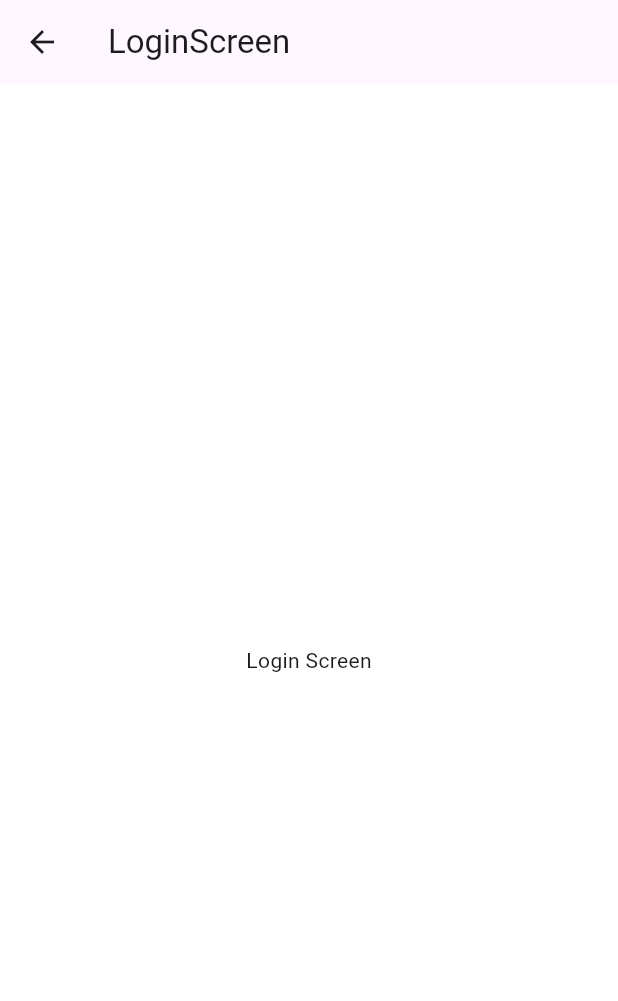
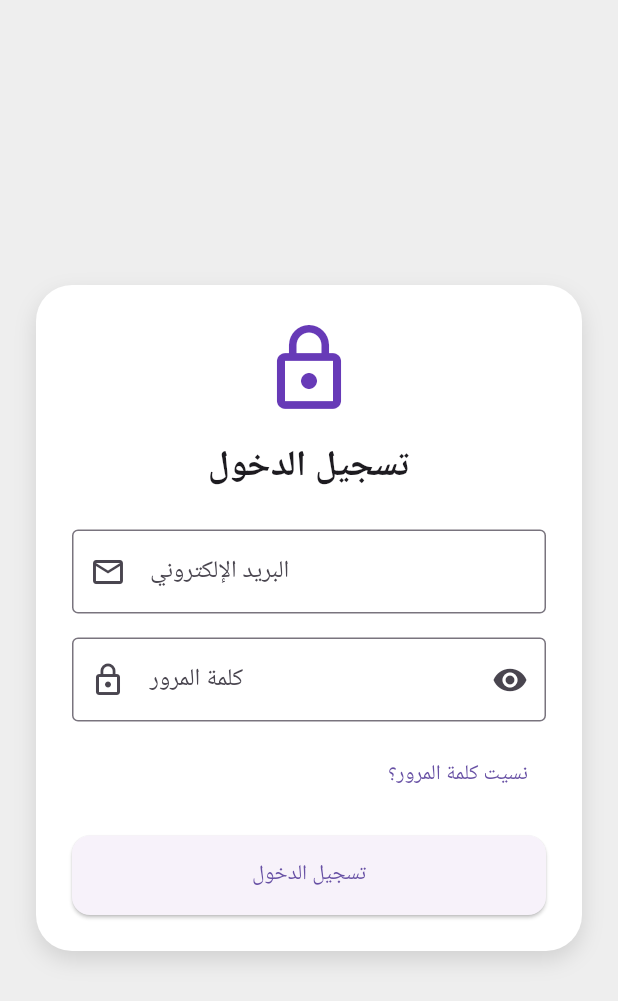
Before and after one commit to Mohamed-Yahiaa/ecommerce_app_v3, a Flutter app: the LoginScreen screen opened directly, on a phone screen of 412 x 824 dp. Shown: the top 1001 px of the screen. Run offline on Flutter 3.47's test engine with Material 3 defaults, Android fonts, the phone set to English and light mode, and no system bars; our stand-ins replace flutter_bloc, flutter_screenutil; project files that could hold a hidden picture were left out.

Commit message:
just save

```diff
--- a/lib/core/routing/app_router.dart
+++ b/lib/core/routing/app_router.dart
@@ -1,6 +1,6 @@
 //باحط فيه كل ال جينيريت راوت اللى انا عايزها
-import 'package:ecommerce_app/features/login/ui/login_screen.dart';
-import 'package:ecommerce_app/features/onboarding/onboarding_screen.dart';
+import 'package:ecommerce_app/features/auth/presentation/screens/login_screen.dart';
+import 'package:ecommerce_app/features/onboarding/presentation/screens/onboarding_screen.dart';
 import 'package:flutter/material.dart';
 import 'package:ecommerce_app/core/routing/routes.dart';
 
--- a/lib/core/theming/styles.dart
+++ b/lib/core/theming/styles.dart
@@ -39,6 +39,12 @@ class TextStyles {
     fontFamily: extraBold,
     fontWeight: FontWeight.bold,
   );
+  static TextStyle font36BlackBold = TextStyle(
+    fontSize: 36.sp,
+    color: Colors.black,
+    fontFamily: bold,
+    fontWeight: FontWeight.bold,
+  );
 }
 //تسميات افضل
 /*class TextStyles {
--- a/lib/doc_app.dart
+++ b/lib/doc_app.dart
@@ -1,6 +1,6 @@
 import 'package:ecommerce_app/core/theming/colors.dart';
 import 'package:ecommerce_app/features/onboarding/data/onboarding_data.dart';
-import 'package:ecommerce_app/features/onboarding/onboarding_screen.dart';
+import 'package:ecommerce_app/features/onboarding/presentation/screens/onboarding_screen.dart';
 import 'package:flutter/material.dart';
 import 'package:flutter_bloc/flutter_bloc.dart';
 import 'package:flutter_screenutil/flutter_screenutil.dart';
--- /dev/null
+++ b/lib/features/auth/presentation/screens/login_screen.dart
@@ -0,0 +1,165 @@
+import 'package:flutter/material.dart';
+
+class LoginScreen extends StatefulWidget {
+  const LoginScreen({super.key});
+
+  @override
+  State<LoginScreen> createState() => _LoginPageState();
+}
+
+class _LoginPageState extends State<LoginScreen> {
+  final _formKey = GlobalKey<FormState>();
+  final _emailController = TextEditingController();
+  final _passwordController = TextEditingController();
+  bool _obscurePassword = true;
+
+  @override
+  void dispose() {
+    _emailController.dispose();
+    _passwordController.dispose();
+    super.dispose();
+  }
+
+  void _login() {
+    if (_formKey.currentState!.validate()) {
+      final email = _emailController.text;
+      final password = _passwordController.text;
+
+      // هنا تقدر تضيف منطق تسجيل الدخول الحقيقي
+      print('Email: $email');
+      print('Password: $password');
+
+      ScaffoldMessenger.of(context).showSnackBar(
+        const SnackBar(content: Text("تم تسجيل الدخول بنجاح")),
+      );
+    }
+  }
+
+  @override
+  Widget build(BuildContext context) {
+    final size = MediaQuery.of(context).size;
+
+    return Scaffold(
+      backgroundColor: Colors.grey[200],
+      body: Center(
+        child: SingleChildScrollView(
+          padding: const EdgeInsets.all(24),
+          child: Container(
+            padding: const EdgeInsets.all(24),
+            width: size.width < 500 ? double.infinity : 400,
+            decoration: BoxDecoration(
+              color: Colors.white,
+              borderRadius: BorderRadius.circular(24),
+              boxShadow: const [
+                BoxShadow(
+                  color: Colors.black12,
+                  blurRadius: 12,
+                  offset: Offset(0, 6),
+                ),
+              ],
+            ),
+            child: Form(
+              key: _formKey,
+              child: Column(
+                mainAxisSize: MainAxisSize.min,
+                children: [
+                  const Icon(Icons.lock_outline,
+                      size: 64, color: Colors.deepPurple),
+                  const SizedBox(height: 16),
+                  const Text(
+                    'تسجيل الدخول',
+                    style: TextStyle(fontSize: 24, fontWeight: FontWeight.bold),
+                  ),
+                  const SizedBox(height: 24),
+
+                  // Email Field
+                  TextFormField(
+                    controller: _emailController,
+                    keyboardType: TextInputType.emailAddress,
+                    decoration: const InputDecoration(
+                      labelText: 'البريد الإلكتروني',
+                      prefixIcon: Icon(Icons.email_outlined),
+                      border: OutlineInputBorder(),
+                    ),
+                    validator: (value) {
+                      if (value == null || value.isEmpty) {
+                        return 'يرجى إدخال البريد الإلكتروني';
+                      }
+                      if (!value.contains('@')) {
+                        return 'صيغة البريد غير صحيحة';
+                      }
+                      return null;
+                    },
+                  ),
+                  const SizedBox(height: 16),
+
+                  // Password Field
+                  TextFormField(
+                    controller: _passwordController,
+                    obscureText: _obscurePassword,
+                    decoration: InputDecoration(
+                      labelText: 'كلمة المرور',
+                      prefixIcon: const Icon(Icons.lock_outline),
+                      border: const OutlineInputBorder(),
+                      suffixIcon: IconButton(
+                        icon: Icon(
+                          _obscurePassword
+                              ? Icons.visibility
+                              : Icons.visibility_off,
+                        ),
+                        onPressed: () {
+                          setState(() {
+                            _obscurePassword = !_obscurePassword;
+                          });
+                        },
+                      ),
+                    ),
+                    validator: (value) {
+                      if (value == null || value.isEmpty) {
+                        return 'يرجى إدخال كلمة المرور';
+                      }
+                      if (value.length < 6) {
+                        return 'كلمة المرور يجب أن تكون 6 أحرف على الأقل';
+                      }
+                      return null;
+                    },
+                  ),
+
+                  const SizedBox(height: 12),
+
+                  // Forgot Password
+                  Align(
+                    alignment: Alignment.centerRight,
+                    child: TextButton(
+                      onPressed: () {
+                        // هنا تقدر تضيف شاشة نسيت كلمة المرور
+                      },
+                      child: const Text('نسيت كلمة المرور؟'),
+                    ),
+                  ),
+
+                  const SizedBox(height: 16),
+
+                  // Login Button
+                  SizedBox(
+                    width: double.infinity,
+                    child: ElevatedButton(
+                      onPressed: _login,
+                      style: ElevatedButton.styleFrom(
+                        padding: const EdgeInsets.symmetric(vertical: 16),
+                        shape: RoundedRectangleBorder(
+                          borderRadius: BorderRadius.circular(12),
+                        ),
+                      ),
+                      child: const Text('تسجيل الدخول'),
+                    ),
+                  ),
+                ],
+              ),
+            ),
+          ),
+        ),
+      ),
+    );
+  }
+}
--- a/lib/features/login/ui/login_screen.dart
+++ /dev/null
@@ -1,13 +0,0 @@
-import 'package:flutter/material.dart';
-
-class LoginScreen extends StatelessWidget {
-  const LoginScreen({super.key});
-
-  @override
-  Widget build(BuildContext context) {
-    return Scaffold(
-      appBar: AppBar(title: Text("LoginScreen")),
-      body: Center(child: Text("Login Screen")),
-    );
-  }
-}
--- a/lib/features/onboarding/onboarding_screen.dart
+++ b/lib/features/onboarding/presentation/screens/onboarding_screen.dart
@@ -63,7 +63,7 @@ class OnboardingScreen extends StatelessWidget {
                           itemBuilder: (context, index) {
                             return OnboardingPage(model: pages[index]);
                           })),
-                  _buildNavigationButton(context, currentPage),
+                  _buildDotsNextButton(context, currentPage),
                 ],
               );
             },
@@ -73,7 +73,7 @@ class OnboardingScreen extends StatelessWidget {
     );
   }
 
-  Widget _buildNavigationButton(BuildContext context, int currentPage) {
+  Widget _buildDotsNextButton(BuildContext context, int currentPage) {
     final cubit = context.read<OnboardingCubit>();
 
     bool isLastPage = currentPage == onboardingPages.length - 1;
```
Also changed, not shown: 1 other file.
